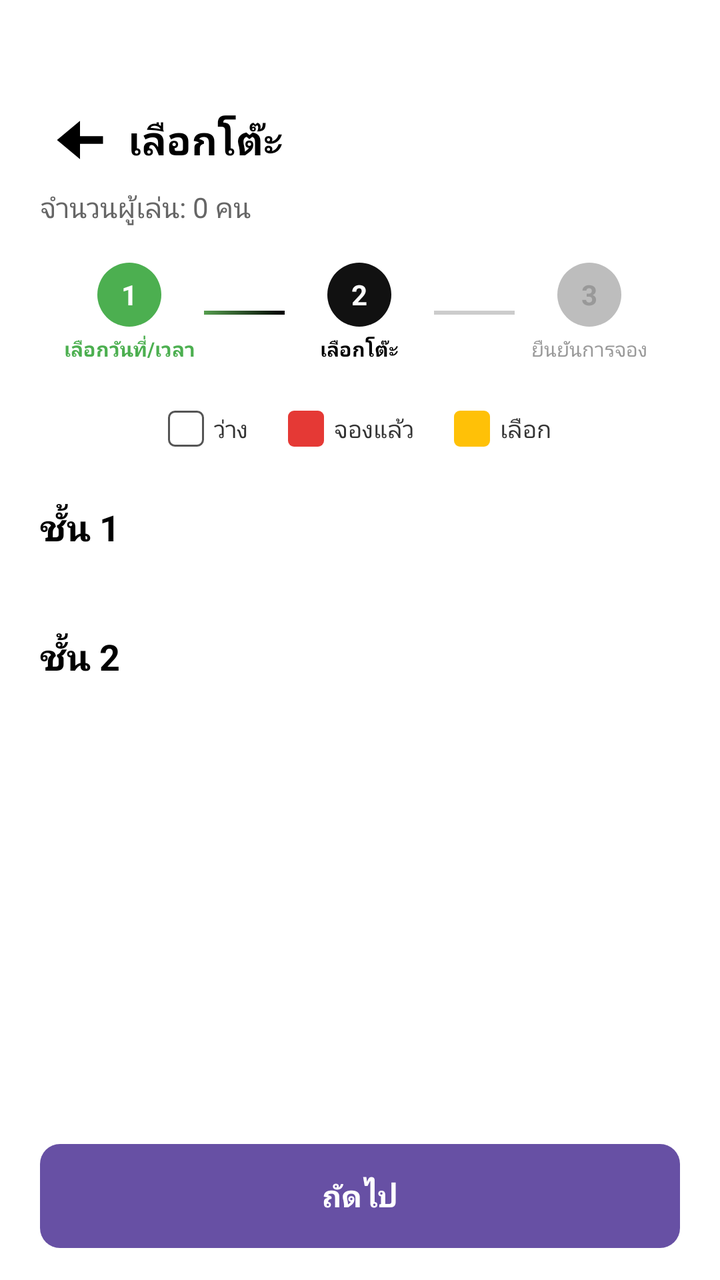
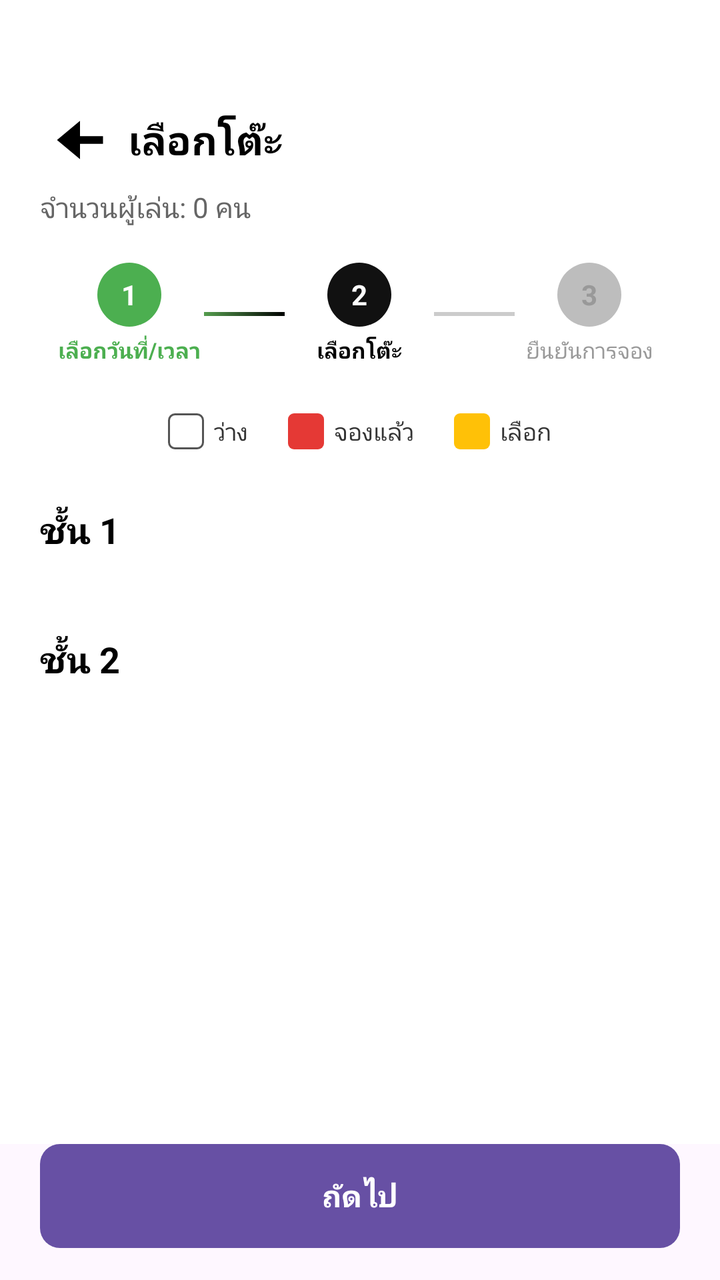

Compare the two renders of this Android layout. The source of the first and the diff that turns it into the second are given below.
<!-- AndroidManifest.xml: application theme Theme.ProjectDicePlanet -->
<!-- res/layout/fragment_booking1_2.xml -->
<?xml version="1.0" encoding="utf-8"?>
<androidx.constraintlayout.widget.ConstraintLayout
    xmlns:android="http://schemas.android.com/apk/res/android"
    xmlns:app="http://schemas.android.com/apk/res-auto"
    android:layout_width="match_parent"
    android:layout_height="match_parent"
    android:background="@android:color/white">

    
    
    

    <ScrollView
        android:id="@+id/scrollContent"
        android:layout_width="0dp"
        android:layout_height="0dp"
        android:fillViewport="true"
        android:background="@android:color/white"
        app:layout_constraintTop_toTopOf="parent"
        app:layout_constraintBottom_toTopOf="@id/btnNext"
        app:layout_constraintStart_toStartOf="parent"
        app:layout_constraintEnd_toEndOf="parent">

        <LinearLayout
            android:layout_width="match_parent"
            android:layout_height="wrap_content"
            android:orientation="vertical"
            android:paddingStart="20dp"
            android:paddingEnd="20dp"
            android:paddingTop="50dp"
            android:paddingBottom="20dp">

            
            
            

            <LinearLayout
                android:layout_width="match_parent"
                android:layout_height="wrap_content"
                android:gravity="center_vertical"
                android:orientation="horizontal">

                <ImageButton
                    android:id="@+id/btnBack"
                    android:layout_width="40dp"
                    android:layout_height="40dp"
                    android:background="@android:color/transparent"
                    android:contentDescription="ย้อนกลับ"
                    android:padding="8dp"
                    android:src="@drawable/ic_arrow_back" />

                <TextView
                    android:layout_width="wrap_content"
                    android:layout_height="wrap_content"
                    android:layout_marginStart="4dp"
                    android:text="เลือกโต๊ะ"
                    android:textColor="@android:color/black"
                    android:textSize="20sp"
                    android:textStyle="bold" />

            </LinearLayout>


            

            <TextView
                android:id="@+id/tvPlayerCount"
                android:layout_width="wrap_content"
                android:layout_height="wrap_content"
                android:layout_marginTop="4dp"
                android:text="จำนวนผู้เล่น: 0 คน"
                android:textColor="#666666"
                android:textSize="14sp" />


            
            
            

            <LinearLayout
                android:layout_width="match_parent"
                android:layout_height="wrap_content"
                android:layout_marginTop="18dp"
                android:gravity="center_vertical"
                android:orientation="horizontal">

                

                <LinearLayout
                    android:layout_width="0dp"
                    android:layout_height="wrap_content"
                    android:layout_weight="1"
                    android:gravity="center"
                    android:orientation="vertical">

                    <TextView
                        android:layout_width="32dp"
                        android:layout_height="32dp"
                        android:background="@drawable/bg_step_green"
                        android:gravity="center"
                        android:text="1"
                        android:textColor="@android:color/white"
                        android:textStyle="bold" />

                    <TextView
                        android:layout_width="wrap_content"
                        android:layout_height="wrap_content"
                        android:layout_marginTop="4dp"
                        android:text="เลือกวันที่/เวลา"
                        android:textColor="#4CAF50"
                        android:textSize="10sp"
                        android:textStyle="bold" />

                </LinearLayout>


                

                <View
                    android:layout_width="0dp"
                    android:layout_height="2dp"
                    android:layout_weight="0.45"
                    android:layout_marginStart="-8dp"
                    android:layout_marginEnd="-8dp"
                    android:background="@drawable/bg_progress_green_black" />


                

                <LinearLayout
                    android:layout_width="0dp"
                    android:layout_height="wrap_content"
                    android:layout_weight="1"
                    android:gravity="center"
                    android:orientation="vertical">

                    <TextView
                        android:layout_width="32dp"
                        android:layout_height="32dp"
                        android:background="@drawable/bg_step_active"
                        android:gravity="center"
                        android:text="2"
                        android:textColor="@android:color/white"
                        android:textStyle="bold" />

                    <TextView
                        android:layout_width="wrap_content"
                        android:layout_height="wrap_content"
                        android:layout_marginTop="4dp"
                        android:text="เลือกโต๊ะ"
                        android:textColor="#000000"
                        android:textSize="10sp"
                        android:textStyle="bold" />

                </LinearLayout>


                

                <View
                    android:layout_width="0dp"
                    android:layout_height="2dp"
                    android:layout_weight="0.45"
                    android:layout_marginStart="-8dp"
                    android:layout_marginEnd="-8dp"
                    android:background="#CCCCCC" />


                

                <LinearLayout
                    android:layout_width="0dp"
                    android:layout_height="wrap_content"
                    android:layout_weight="1"
                    android:gravity="center"
                    android:orientation="vertical">

                    <TextView
                        android:layout_width="32dp"
                        android:layout_height="32dp"
                        android:background="@drawable/bg_step_inactive"
                        android:gravity="center"
                        android:text="3"
                        android:textColor="#999999"
                        android:textStyle="bold" />

                    <TextView
                        android:layout_width="wrap_content"
                        android:layout_height="wrap_content"
                        android:layout_marginTop="4dp"
                        android:text="ยืนยันการจอง"
                        android:textColor="#999999"
                        android:textSize="10sp" />

                </LinearLayout>

            </LinearLayout>


            
            
            

            <LinearLayout
                android:layout_width="match_parent"
                android:layout_height="wrap_content"
                android:layout_marginTop="24dp"
                android:gravity="center"
                android:orientation="horizontal">

                

                <LinearLayout
                    android:layout_width="wrap_content"
                    android:layout_height="wrap_content"
                    android:gravity="center_vertical"
                    android:orientation="horizontal">

                    <View
                        android:layout_width="18dp"
                        android:layout_height="18dp"
                        android:background="@drawable/bg_status_available" />

                    <TextView
                        android:layout_width="wrap_content"
                        android:layout_height="wrap_content"
                        android:layout_marginStart="5dp"
                        android:text="ว่าง"
                        android:textColor="#333333"
                        android:textSize="12sp" />

                </LinearLayout>


                

                <LinearLayout
                    android:layout_width="wrap_content"
                    android:layout_height="wrap_content"
                    android:layout_marginStart="20dp"
                    android:gravity="center_vertical"
                    android:orientation="horizontal">

                    <View
                        android:layout_width="18dp"
                        android:layout_height="18dp"
                        android:background="@drawable/bg_status_booked" />

                    <TextView
                        android:layout_width="wrap_content"
                        android:layout_height="wrap_content"
                        android:layout_marginStart="5dp"
                        android:text="จองแล้ว"
                        android:textColor="#333333"
                        android:textSize="12sp" />

                </LinearLayout>


                

                <LinearLayout
                    android:layout_width="wrap_content"
                    android:layout_height="wrap_content"
                    android:layout_marginStart="20dp"
                    android:gravity="center_vertical"
                    android:orientation="horizontal">

                    <View
                        android:layout_width="18dp"
                        android:layout_height="18dp"
                        android:background="@drawable/bg_status_selected" />

                    <TextView
                        android:layout_width="wrap_content"
                        android:layout_height="wrap_content"
                        android:layout_marginStart="5dp"
                        android:text="เลือก"
                        android:textColor="#333333"
                        android:textSize="12sp" />

                </LinearLayout>

            </LinearLayout>


            
            
            

            <TextView
                android:layout_width="wrap_content"
                android:layout_height="wrap_content"
                android:layout_marginTop="28dp"
                android:text="ชั้น 1"
                android:textColor="#000000"
                android:textSize="18sp"
                android:textStyle="bold" />


            <LinearLayout
                android:id="@+id/floor1Container"
                android:layout_width="match_parent"
                android:layout_height="wrap_content"
                android:layout_marginTop="12dp"
                android:gravity="center"
                android:orientation="horizontal" />


            
            
            

            <TextView
                android:layout_width="wrap_content"
                android:layout_height="wrap_content"
                android:layout_marginTop="28dp"
                android:text="ชั้น 2"
                android:textColor="#000000"
                android:textSize="18sp"
                android:textStyle="bold" />


            <LinearLayout
                android:id="@+id/floor2Container"
                android:layout_width="match_parent"
                android:layout_height="wrap_content"
                android:layout_marginTop="12dp"
                android:gravity="center"
                android:orientation="horizontal" />


            

            <View
                android:layout_width="match_parent"
                android:layout_height="20dp" />

        </LinearLayout>

    </ScrollView>


    
    
    

    <Button
        android:id="@+id/btnNext"
        android:layout_width="0dp"
        android:layout_height="52dp"
        android:layout_marginStart="20dp"
        android:layout_marginEnd="20dp"
        android:layout_marginBottom="16dp"
        android:background="@drawable/bg_booking_next"
        android:text="ถัดไป"
        android:textColor="@android:color/white"
        android:textSize="15sp"
        android:textStyle="bold"
        app:layout_constraintBottom_toBottomOf="parent"
        app:layout_constraintStart_toStartOf="parent"
        app:layout_constraintEnd_toEndOf="parent" />

</androidx.constraintlayout.widget.ConstraintLayout>
<!-- resources referenced by this layout -->
<resources>
  <!-- drawable bg_booking_next (drawable) -->
  <?xml version="1.0" encoding="utf-8"?>
  <shape xmlns:android="http://schemas.android.com/apk/res/android">
  
      <solid android:color="#000000" />
  
      <corners android:radius="10dp" />
  
  </shape>
  <!-- drawable bg_progress_green_black (drawable) -->
  <?xml version="1.0" encoding="utf-8"?>
  <shape xmlns:android="http://schemas.android.com/apk/res/android">
  
      <gradient
          android:angle="0"
          android:startColor="@color/green"
          android:endColor="@color/black" />
  
  </shape>
  <!-- drawable bg_status_available (drawable) -->
  <?xml version="1.0" encoding="utf-8"?>
  <shape xmlns:android="http://schemas.android.com/apk/res/android"
      android:shape="rectangle">
  
      <solid android:color="#FFFFFF" />
  
      <stroke
          android:width="1dp"
          android:color="#555555" />
  
      <corners android:radius="3dp" />
  
  </shape>
  <!-- drawable bg_status_booked (drawable) -->
  <?xml version="1.0" encoding="utf-8"?>
  <shape xmlns:android="http://schemas.android.com/apk/res/android"
      android:shape="rectangle">
  
      <solid android:color="@color/red" />
  
      <corners android:radius="3dp" />
  
  </shape>
  <!-- drawable bg_status_selected (drawable) -->
  <?xml version="1.0" encoding="utf-8"?>
  <shape xmlns:android="http://schemas.android.com/apk/res/android"
      android:shape="rectangle">
  
      <solid android:color="#FFC107" />
  
      <corners android:radius="3dp" />
  
  </shape>
  <!-- drawable bg_step_active (drawable) -->
  <?xml version="1.0" encoding="utf-8"?>
  <shape xmlns:android="http://schemas.android.com/apk/res/android">
  
      <solid android:color="#111111" />
  
      <corners android:radius="20dp" />
  
  </shape>
  <!-- drawable bg_step_green (drawable) -->
  <?xml version="1.0" encoding="utf-8"?>
  <shape xmlns:android="http://schemas.android.com/apk/res/android"
      android:shape="oval">
  
      <solid android:color="#4CAF50" />
  
  </shape>
  <!-- drawable bg_step_inactive (drawable) -->
  <?xml version="1.0" encoding="utf-8"?>
  <shape xmlns:android="http://schemas.android.com/apk/res/android">
  
      <solid android:color="#BDBDBD" />
  
      <corners android:radius="20dp" />
  
  </shape>
  <!-- drawable ic_arrow_back (drawable) -->
  <vector xmlns:android="http://schemas.android.com/apk/res/android"
      android:width="46dp"
      android:height="46dp"
      android:viewportWidth="24"
      android:viewportHeight="24">
    <path
        android:pathData="m6,12 l6,5v-4h6v-2h-6V7z"
        android:fillColor="#000000"/>
  </vector>
  <style name="Theme.ProjectDicePlanet" parent="Base.Theme.ProjectDicePlanet" />
  <color name="green">#559d4e</color>
  <color name="black">#FF000000</color>
  <color name="red">#E53935</color>
  <style name="Base.Theme.ProjectDicePlanet" parent="Theme.Material3.Light.NoActionBar">
  
          
  
      </style>
</resources>

<!-- the commit's change to res/layout/fragment_booking1_2.xml (unified diff, before → after) -->
@@ -3,8 +3,7 @@
     xmlns:android="http://schemas.android.com/apk/res/android"
     xmlns:app="http://schemas.android.com/apk/res-auto"
     android:layout_width="match_parent"
-    android:layout_height="match_parent"
-    android:background="@android:color/white">
+    android:layout_height="match_parent">
 
     
     
@@ -108,7 +107,7 @@
                         android:layout_marginTop="4dp"
                         android:text="เลือกวันที่/เวลา"
                         android:textColor="#4CAF50"
-                        android:textSize="10sp"
+                        android:textSize="11sp"
                         android:textStyle="bold" />
 
                 </LinearLayout>
@@ -149,7 +148,7 @@
                         android:layout_marginTop="4dp"
                         android:text="เลือกโต๊ะ"
                         android:textColor="#000000"
-                        android:textSize="10sp"
+                        android:textSize="11sp"
                         android:textStyle="bold" />
 
                 </LinearLayout>
@@ -190,7 +189,7 @@
                         android:layout_marginTop="4dp"
                         android:text="ยืนยันการจอง"
                         android:textColor="#999999"
-                        android:textSize="10sp" />
+                        android:textSize="11sp" />
 
                 </LinearLayout>
 
